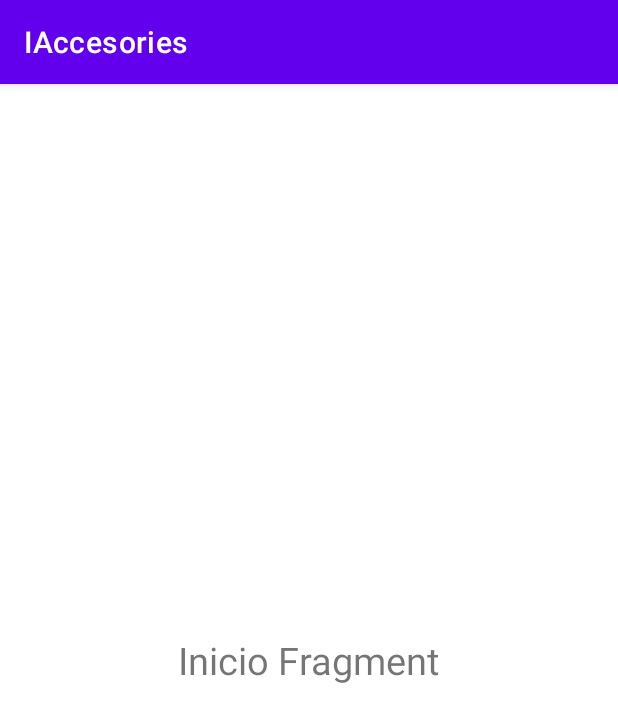
After one commit to JordiHaro/IAccesories, an Android app: the fragment InicioFragment shown on its own in the app's theme, on a phone screen of 412 x 824 dp. The commit adds this screen. Shown: the top 722 px of the screen. Run offline under Robolectric (Android 15) with nearby library versions, the phone set to English and light mode, and no system bars.

Commit message:
commit9: Prueba de menu solo sale el inicio en el pie de la pantalla, preguntar al Arnau

```diff
--- /dev/null
+++ b/app/src/main/java/com/example/iaccesories/InicioFragment.java
@@ -0,0 +1,18 @@
+package com.example.iaccesories;
+
+import android.os.Bundle;
+
+import androidx.fragment.app.Fragment;
+
+import android.view.LayoutInflater;
+import android.view.View;
+import android.view.ViewGroup;
+
+public class InicioFragment extends Fragment {
+
+    @Override
+    public View onCreateView(LayoutInflater inflater, ViewGroup container,
+                             Bundle savedInstanceState) {
+        return inflater.inflate(R.layout.fragment_inicio, container, false);
+    }
+}
--- a/app/src/main/res/layout/activity_main.xml
+++ b/app/src/main/res/layout/activity_main.xml
@@ -82,7 +82,6 @@
         android:layout_margin="25dp"
         android:textColor="@color/white"
         android:text="Registrarme">
-
     </TextView>
 
 </RelativeLayout>
--- /dev/null
+++ b/app/src/main/res/layout/fragment_inicio.xml
@@ -0,0 +1,16 @@
+<?xml version="1.0" encoding="utf-8"?>
+<RelativeLayout xmlns:android="http://schemas.android.com/apk/res/android"
+    xmlns:tools="http://schemas.android.com/tools"
+    android:layout_width="match_parent"
+    android:layout_height="match_parent"
+    tools:context=".InicioFragment">
+<TextView
+    android:layout_width="wrap_content"
+    android:layout_height="wrap_content"
+    android:text="Inicio Fragment"
+    android:textSize="25dp"
+    android:layout_centerInParent="true"
+    />
+
+
+</RelativeLayout>
--- a/app/src/main/res/values/strings.xml
+++ b/app/src/main/res/values/strings.xml
@@ -1,3 +1,5 @@
 <resources>
     <string name="app_name">IAccesories</string>
+    <!-- TODO: Remove or change this placeholder text -->
+    <string name="hello_blank_fragment">Hello blank fragment</string>
 </resources>
```
Also changed, not shown: app/src/main/java/com/example/iaccesories/ContactoFragment.java (added, +18 -0 lines), app/src/main/java/com/example/iaccesories/ForoFragment.java (added, +19 -0 lines), app/src/main/java/com/example/iaccesories/NoticiasFragment.java (added, +20 -0 lines), app/src/main/res/layout/activity_pantalla_principal.xml (+29 -3 lines), app/src/main/res/layout/fragment_contacto.xml (added, +16 -0 lines), app/src/main/res/layout/fragment_foro.xml (added, +16 -0 lines), app/src/main/res/layout/fragment_noticias.xml (added, +16 -0 lines), app/src/main/res/menu/bottom_nav_menu.xml (added, +14 -0 lines).
